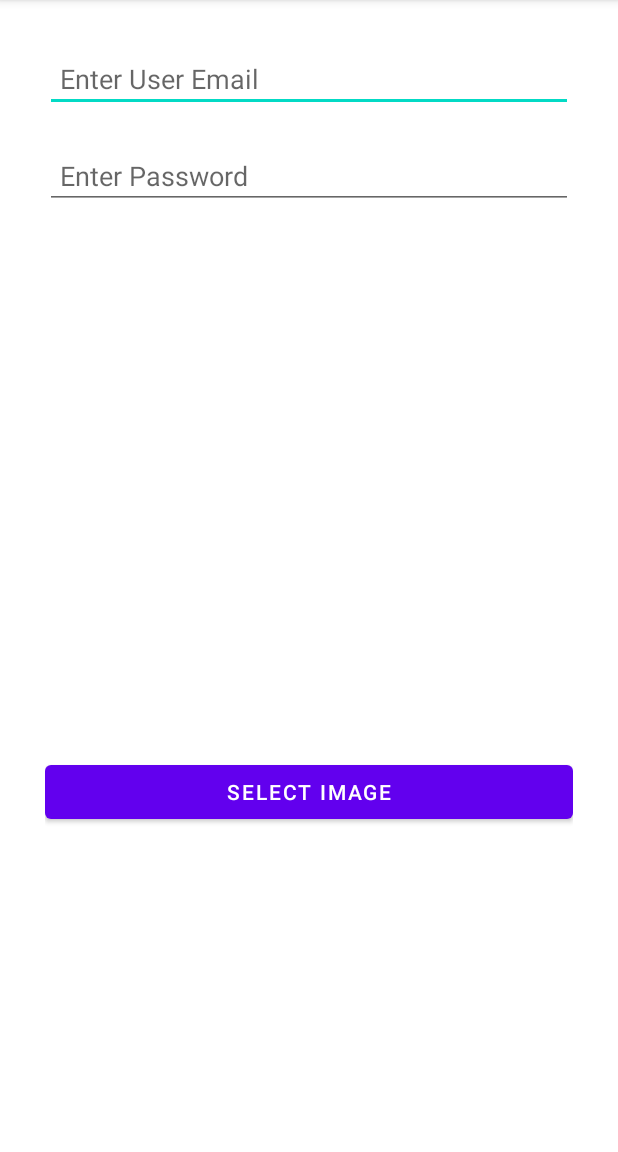
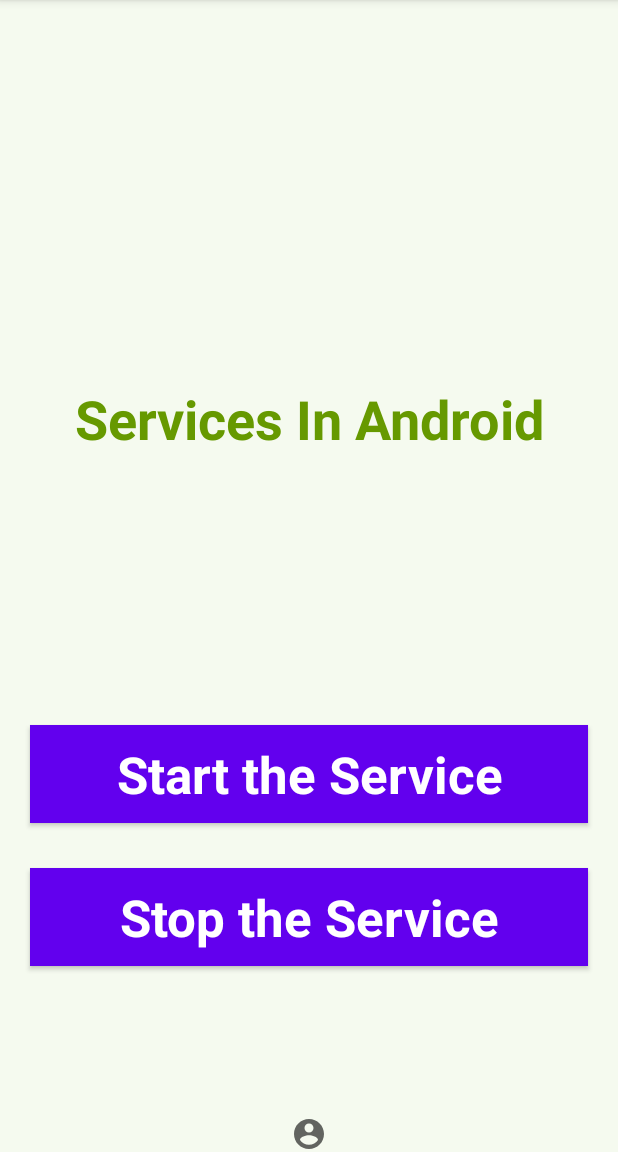
Before and after one commit to jimmytrevor/BIT2019, an Android app: the screen it shows after launch (LoginActivity before the commit, SampleActivity after it), on a phone screen of 412 x 824 dp, the part 84-1236 px from its top. Run offline under Robolectric (Android 15) with nearby library versions, the phone set to English and light mode, and no system bars.

Commit message:
Services

```diff
--- /dev/null
+++ b/app/src/main/java/com/example/resourcesapp/SampleActivity.java
@@ -0,0 +1,45 @@
+package com.example.resourcesapp;
+
+import androidx.appcompat.app.AppCompatActivity;
+
+import android.content.Intent;
+import android.os.Bundle;
+import android.view.View;
+import android.widget.Button;
+
+public class SampleActivity extends AppCompatActivity {
+
+    private Button start, stop;
+
+    @Override
+    protected void onCreate(Bundle savedInstanceState) {
+        super.onCreate( savedInstanceState );
+        setContentView( R.layout.activity_sample );
+
+        // assigning ID of startButton
+        // to the object start
+        start = (Button) findViewById( R.id.startButton );
+
+        // assigning ID of stopButton
+        // to the object stop
+        stop = (Button) findViewById( R.id.stopButton );
+
+        // declaring listeners for the
+        // buttons to make them respond
+        // correctly according to the process
+        start.setOnClickListener(new View.OnClickListener() {
+            @Override
+            public void onClick(View v) {
+                startService(new Intent( SampleActivity.this, NewService.class ) );
+            }
+        });
+        stop.setOnClickListener( new View.OnClickListener() {
+            @Override
+            public void onClick(View v) {
+                stopService(new Intent( SampleActivity.this, NewService.class ) );
+            }
+        } );
+    }
+
+
+}
--- /dev/null
+++ b/app/src/main/res/layout/activity_sample.xml
@@ -0,0 +1,74 @@
+<?xml version="1.0" encoding="utf-8"?>
+<androidx.constraintlayout.widget.ConstraintLayout
+    xmlns:android="http://schemas.android.com/apk/res/android"
+    xmlns:app="http://schemas.android.com/apk/res-auto"
+    xmlns:tools="http://schemas.android.com/tools"
+    android:layout_width="match_parent"
+    android:layout_height="match_parent"
+    android:background="#168BC34A"
+    tools:context=".MainActivity">
+
+    <LinearLayout
+        android:id="@+id/linearLayout"
+        android:layout_width="match_parent"
+        android:layout_height="wrap_content"
+        android:layout_centerVertical="true"
+        android:orientation="vertical"
+        app:layout_constraintBottom_toBottomOf="parent"
+        app:layout_constraintEnd_toEndOf="parent"
+        app:layout_constraintStart_toStartOf="parent"
+        app:layout_constraintTop_toTopOf="parent"
+        app:layout_constraintVertical_bias="1.0"
+        tools:ignore="MissingConstraints">
+
+        <TextView
+            android:id="@+id/textView1"
+            android:layout_width="match_parent"
+            android:layout_height="wrap_content"
+            android:layout_marginBottom="170dp"
+            android:text="@string/heading"
+            android:textAlignment="center"
+            android:textAppearance="@style/TextAppearance.AppCompat.Large"
+            android:textColor="@android:color/holo_green_dark"
+            android:textSize="36sp"
+            android:textStyle="bold" />
+
+        <Button
+            android:id="@+id/startButton"
+            android:layout_width="match_parent"
+            android:layout_height="match_parent"
+            android:layout_marginStart="20dp"
+            android:layout_marginTop="10dp"
+            android:layout_marginEnd="20dp"
+            android:layout_marginBottom="20dp"
+            android:background="#4CAF50"
+            android:text="@string/startButtonText"
+            android:textAlignment="center"
+            android:textAppearance="@style/TextAppearance.AppCompat.Display1"
+            android:textColor="#FFFFFF"
+            android:textStyle="bold" />
+
+        <Button
+            android:id="@+id/stopButton"
+            android:layout_width="match_parent"
+            android:layout_height="match_parent"
+            android:layout_marginStart="20dp"
+            android:layout_marginTop="10dp"
+            android:layout_marginEnd="20dp"
+            android:layout_marginBottom="20dp"
+            android:background="#4CAF50"
+            android:text="@string/stopButtonText"
+            android:textAlignment="center"
+            android:textAppearance="@style/TextAppearance.AppCompat.Display1"
+            android:textColor="#FFFFFF"
+            android:textStyle="bold" />
+
+        <ImageView
+            android:id="@+id/imageView"
+            android:layout_width="match_parent"
+            android:layout_height="wrap_content"
+            android:layout_marginTop="80dp"
+            app:srcCompat="@drawable/ic_baseline_account_circle_24" />
+    </LinearLayout>
+
+</androidx.constraintlayout.widget.ConstraintLayout>
--- a/app/src/main/res/values-night/strings.xml
+++ b/app/src/main/res/values-night/strings.xml
@@ -3,4 +3,8 @@
     <string name="msg_variable">welcome_msg</string>
     <string name="user_name">username</string>
     <string name="passed_name">Jimmy Trevor</string>
+
+    <string name="heading">Services In Android</string>
+    <string name="startButtonText">Start the Service</string>
+    <string name="stopButtonText">Stop the Service</string>
 </resources>
--- a/app/src/main/res/values/strings.xml
+++ b/app/src/main/res/values/strings.xml
@@ -15,4 +15,8 @@
     <!-- TODO: Remove or change this placeholder text -->
     <string name="hello_blank_fragment">Hello blank fragment</string>
 
+    <string name="heading">Services In Android</string>
+    <string name="startButtonText">Start the Service</string>
+    <string name="stopButtonText">Stop the Service</string>
+
 </resources>
```
Also changed, not shown: app/src/main/AndroidManifest.xml (+8 -4 lines), app/src/main/java/com/example/resourcesapp/Activity/MediaServiceActivity.java (added, +40 -0 lines), app/src/main/java/com/example/resourcesapp/NewService.java (added, +56 -0 lines), app/src/main/java/com/example/resourcesapp/Services/MediaService.java (added, +36 -0 lines), app/src/main/res/layout/activity_media_service.xml (added, +28 -0 lines), 2 other files.
